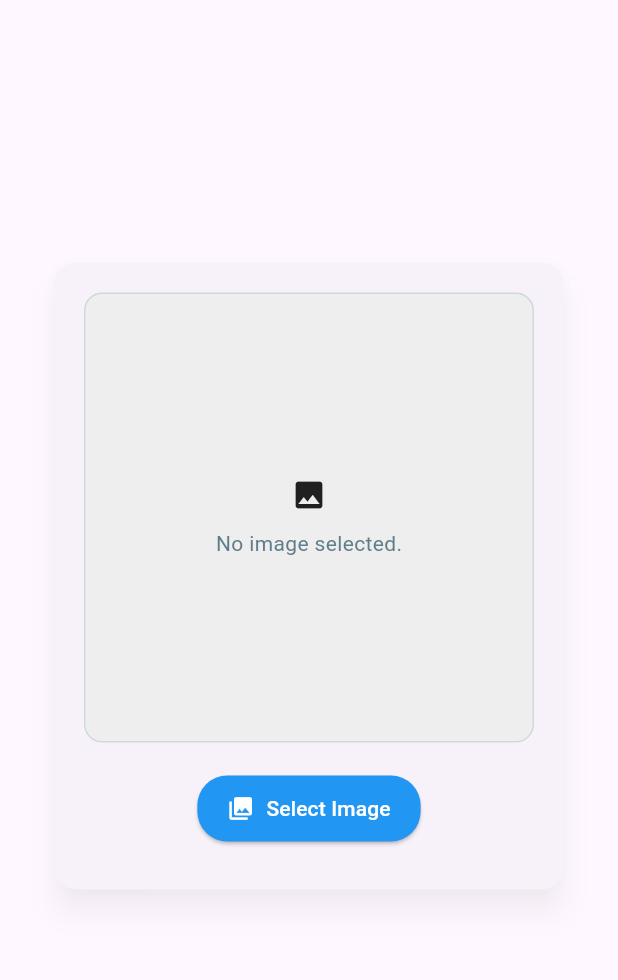
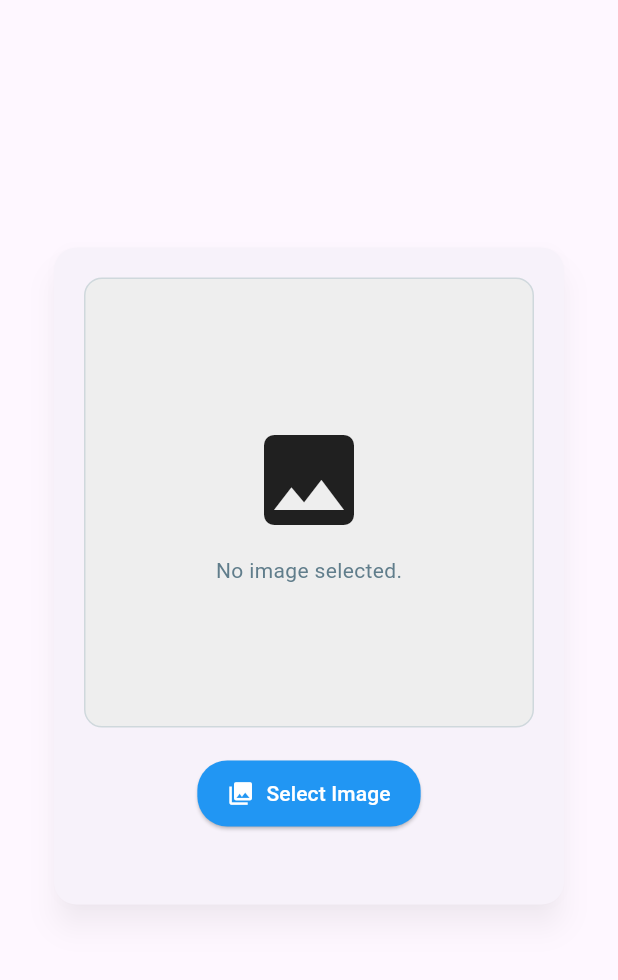
Before and after one commit to FelipeQueFez/flutter-web, a Flutter app: the screen it shows after launch, on a phone screen of 412 x 824 dp, the part 84-1064 px from its top. Run offline on Flutter 3.47's test engine with Material 3 defaults, Android fonts, the phone set to English and light mode, and no system bars; our stand-ins replace firebase_core, firebase_storage; missing offline and left inert: image_picker_for_web, image_picker_platform_interface; accounts and stored records are empty; generated files the repository leaves out were written again.

Commit message:
chore:4.3

```diff
--- a/lib/image_gallery.dart
+++ b/lib/image_gallery.dart
@@ -104,7 +104,6 @@ class _ImageGalleryState extends State<ImageGallery> {
                 ],
               ),
             ),
-            // Text(AppLocalizations.of(context)!.title),
           ],
         ),
         actions: [
@@ -173,6 +172,7 @@ class _ImageGalleryState extends State<ImageGallery> {
                                 children: [
                                   Icon(
                                     Icons.image,
+                                    size: 80,
                                   ),
                                   const SizedBox(
                                     height: 10,
@@ -231,16 +231,54 @@ class _ImageGalleryState extends State<ImageGallery> {
                           label:
                               Text(AppLocalizations.of(context)!.upload_image),
                         ),
-                      if (loading != null && loading == true)
-                        CircularProgressIndicator(),
-                      if (loading != null && loading == false)
-                        Text(AppLocalizations.of(context)!.image_uploaded)
+                      SizedBox(
+                        height: 20,
+                      ),
                     ],
                   ),
                 ),
               ),
             ),
           ),
+          if (loading != null && loading == true)
+            Container(
+              color: Colors.black.withOpacity(0.6),
+              child: Center(
+                child: Column(
+                  mainAxisSize: MainAxisSize.min,
+                  children: [
+                    Card(
+                      shape: RoundedRectangleBorder(
+                        borderRadius: BorderRadius.circular(20),
+                      ),
+                      elevation: 10,
+                      child: Padding(
+                        padding: const EdgeInsets.all(26),
+                        child: Column(
+                          children: [
+                            const CircularProgressIndicator(
+                              color: Colors.blueAccent,
+                              strokeAlign: 5,
+                            ),
+                            const SizedBox(
+                              height: 45,
+                            ),
+                            Text(
+                              'Uploading...',
+                              style: TextStyle(
+                                fontSize: 16,
+                                color: Colors.blueGrey[800],
+                                fontWeight: FontWeight.w500,
+                              ),
+                            )
+                          ],
+                        ),
+                      ),
+                    )
+                  ],
+                ),
+              ),
+            ),
         ],
       ),
     );
```
